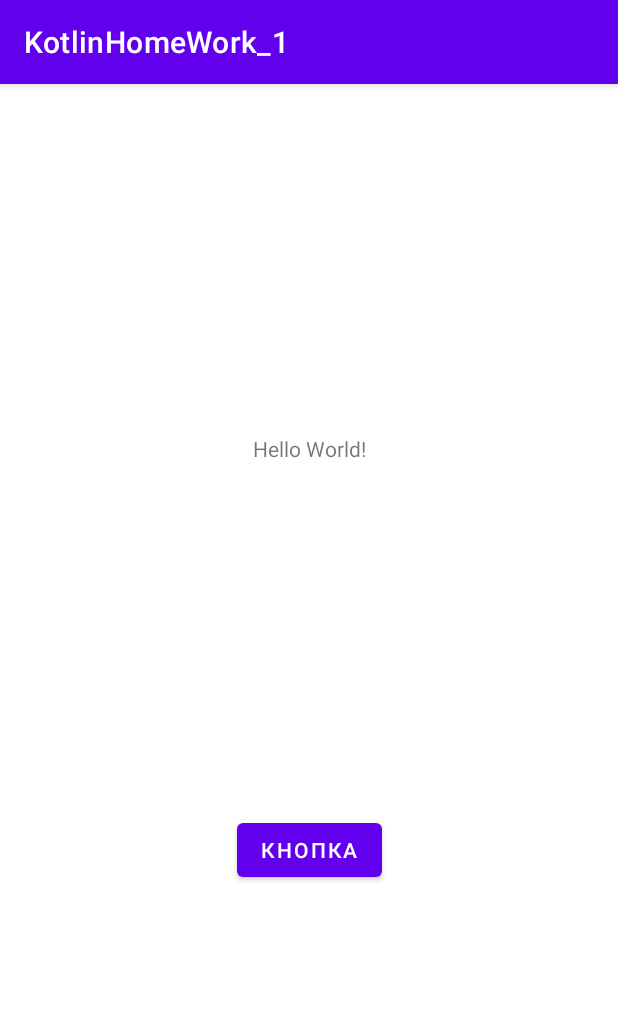
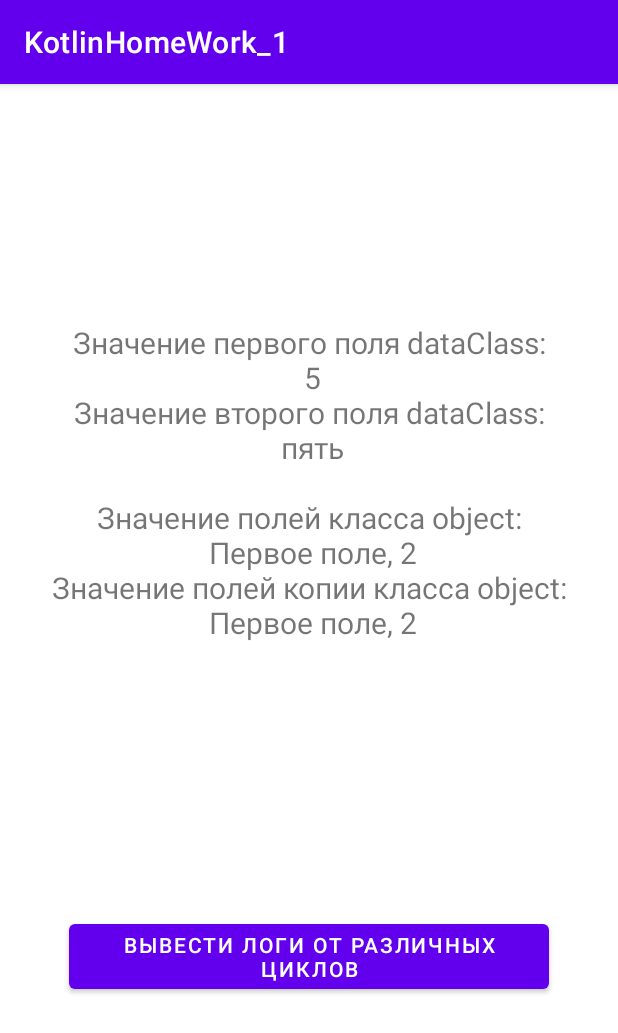
Before and after one commit to AVKhakhalin/KotlinHomeWork_1, an Android app: the screen it shows after launch (MainActivity), on a phone screen of 412 x 824 dp. Shown: the top 1033 px of the screen. Run offline under Robolectric (Android 15) with nearby library versions, the phone set to English and light mode, and no system bars.

Commit message:
Выполнен 5 пункт ТЗ.
Сделано следующее:
А. Сформирован data class с двумя свойствами и выведены их значения на экран приложения в элемент TextView.
B. Создан Object. В Object вызвана функция copy,  выводящая значения скопированного класса на
экран в элемент TextView.
c. Выведены значения из разных циклов в консоль. Использованы примеры из методических
материалов и классной работы.

Адрес репозитория:
https://github.com/AVKhakhalin/KotlinHomeWork_1

```diff
--- a/app/src/main/java/ru/geekbrains/lessions2345/kotlinhomework_1/MainActivity.kt
+++ b/app/src/main/java/ru/geekbrains/lessions2345/kotlinhomework_1/MainActivity.kt
@@ -1,15 +1,24 @@
 package ru.geekbrains.lessions2345.kotlinhomework_1
 
 import android.os.Bundle
+import android.util.Log
 import android.view.View
 import android.widget.Button
+import android.widget.TextView
 import android.widget.Toast
 import androidx.appcompat.app.AppCompatActivity
 import androidx.core.view.ViewCompat
 
 class MainActivity : AppCompatActivity(), View.OnClickListener {
+    var button : Button? = null
+    var kotlinDataClass : TaskFiveA = TaskFiveA(5, "пять")
+    var textOutput : TextView? = null
 
-    var button : Button? = null
+    var taskFiveB : TaskFiveB = TaskFiveB
+    var newTaskFiveB = taskFiveB.copy()
+
+    val TAG : String = "mylogs"
+    var taskFiveC : TaskFiveC = TaskFiveC()
 
     override fun onCreate(savedInstatnceState : Bundle?) {
         super.onCreate(savedInstatnceState)
@@ -19,11 +28,30 @@ class MainActivity : AppCompatActivity(), View.OnClickListener {
         if (button != null) {
             button?.setOnClickListener(this)
         }
+
+        textOutput = findViewById(R.id.textview)
+        if (textOutput != null) {
+            textOutput?.setText(
+                "Значение первого поля dataClass:\n ${kotlinDataClass.first}\n" +
+                "Значение второго поля dataClass:\n ${kotlinDataClass.second}\n\n" +
+                "Значение полей класса object:\n ${taskFiveB.getFieldOne()}, ${taskFiveB.getFieldTwo()}\n" +
+                "Значение полей копии класса object:\n ${newTaskFiveB.getFieldOne()}, ${newTaskFiveB.getFieldTwo()}\n")
+        }
     }
 
     override fun onClick(view : View?) {
         if ((view != null) && (view?.id == R.id.button)) {
-            Toast.makeText(view.context, "Нажали на кнопку", Toast.LENGTH_SHORT).show()
+            Toast.makeText(view.context, "Нажали на кнопку и вывели логи различных циклов", Toast.LENGTH_LONG).show()
+            Log.d(TAG, taskFiveC.getLoop1())
+            Log.d(TAG, taskFiveC.getLoop2())
+            Log.d(TAG, taskFiveC.getLoop3())
+            Log.d(TAG, taskFiveC.getLoop4())
+            Log.d(TAG, taskFiveC.getLoop5())
+            Log.d(TAG, taskFiveC.getLoop6())
+            Log.d(TAG, taskFiveC.getLoop7())
+            Log.d(TAG, taskFiveC.getLoop8())
+            Log.d(TAG, taskFiveC.getLoop9())
+            Log.d(TAG, taskFiveC.getLoop10())
         }
     }
 }
--- /dev/null
+++ b/app/src/main/java/ru/geekbrains/lessions2345/kotlinhomework_1/TaskFiveA.kt
@@ -0,0 +1,3 @@
+package ru.geekbrains.lessions2345.kotlinhomework_1
+
+data class TaskFiveA(var first : Int, var second : String)
--- /dev/null
+++ b/app/src/main/java/ru/geekbrains/lessions2345/kotlinhomework_1/TaskFiveB.kt
@@ -0,0 +1,28 @@
+package ru.geekbrains.lessions2345.kotlinhomework_1
+
+import android.content.Context
+import android.content.Intent
+
+object TaskFiveB {
+    private var fieldOne : String = "Первое поле"
+    fun getFieldOne() : String {
+        return fieldOne
+    }
+    fun setFieldOne(newFieldOne : String) {
+        fieldOne = newFieldOne
+    }
+    private var fieldTwo : Int = 2
+    fun getFieldTwo() : Int {
+        return fieldTwo
+    }
+    fun setFieldTwo(newFieldTwo : Int) {
+        fieldTwo = newFieldTwo
+    }
+
+    fun copy() : TaskFiveB {
+        var newTaskFiveB : TaskFiveB = TaskFiveB
+        newTaskFiveB.setFieldOne(fieldOne)
+        newTaskFiveB.setFieldTwo(fieldTwo)
+        return newTaskFiveB
+    }
+}
--- a/app/src/main/res/layout/activity_main.xml
+++ b/app/src/main/res/layout/activity_main.xml
@@ -11,6 +11,8 @@
         android:layout_width="wrap_content"
         android:layout_height="wrap_content"
         android:text="@string/text_text"
+        android:textSize="@dimen/textview_text_size"
+        android:gravity="center"
         app:layout_constraintBottom_toTopOf="@id/button"
         app:layout_constraintLeft_toLeftOf="parent"
         app:layout_constraintRight_toRightOf="parent"
@@ -21,6 +23,7 @@
         android:layout_width="wrap_content"
         android:layout_height="wrap_content"
         android:text="@string/button_text"
+        android:gravity="center"
         app:layout_constraintBottom_toBottomOf="parent"
         app:layout_constraintLeft_toLeftOf="parent"
         app:layout_constraintRight_toRightOf="parent"
--- /dev/null
+++ b/app/src/main/res/values/dimens.xml
@@ -0,0 +1,4 @@
+<?xml version="1.0" encoding="utf-8"?>
+<resources>
+    <dimen name="textview_text_size">20sp</dimen>
+</resources>
--- a/app/src/main/res/values/strings.xml
+++ b/app/src/main/res/values/strings.xml
@@ -1,5 +1,5 @@
 <resources>
     <string name="app_name">KotlinHomeWork_1</string>
     <string name="text_text">Hello World!</string>
-    <string name="button_text">Кнопка</string>
+    <string name="button_text">Вывести логи от различных циклов</string>
 </resources>
```
Also changed, not shown: app/src/main/java/ru/geekbrains/lessions2345/kotlinhomework_1/TaskFiveC.kt (added, +125 -0 lines).
